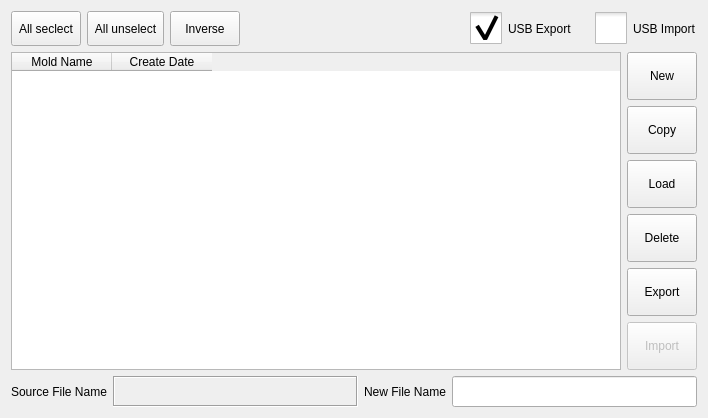
Old version of the form function_settings/moldinformation.ui in the repository GaussCheng/2-5AxisPunch.
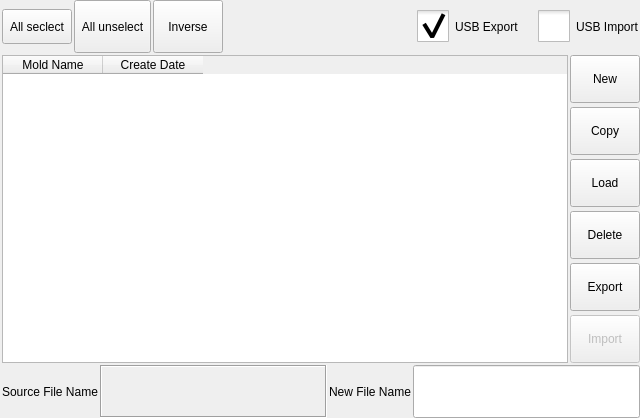
New version of the form. Icons and pictures are not drawn. Custom widgets are drawn as their Qt base class.

```diff
--- a/function_settings/moldinformation.ui
+++ b/function_settings/moldinformation.ui
@@ -6,7 +6,7 @@
    <rect>
     <x>0</x>
     <y>0</y>
-    <width>708</width>
+    <width>640</width>
     <height>418</height>
    </rect>
   </property>
@@ -45,6 +45,21 @@
    <enum>QFrame::Plain</enum>
   </property>
   <layout class="QVBoxLayout" name="verticalLayout_2">
+   <property name="spacing">
+    <number>2</number>
+   </property>
+   <property name="leftMargin">
+    <number>2</number>
+   </property>
+   <property name="topMargin">
+    <number>0</number>
+   </property>
+   <property name="rightMargin">
+    <number>0</number>
+   </property>
+   <property name="bottomMargin">
+    <number>0</number>
+   </property>
    <item>
     <layout class="QHBoxLayout" name="horizontalLayout_3">
      <item>
@@ -204,17 +219,11 @@
      <item>
       <widget class="QTableWidget" name="informationTableWidget">
        <property name="sizePolicy">
-        <sizepolicy hsizetype="Preferred" vsizetype="Preferred">
+        <sizepolicy hsizetype="Expanding" vsizetype="Preferred">
          <horstretch>0</horstretch>
          <verstretch>0</verstretch>
         </sizepolicy>
        </property>
-       <property name="minimumSize">
-        <size>
-         <width>610</width>
-         <height>0</height>
-        </size>
-       </property>
        <property name="autoScroll">
         <bool>true</bool>
        </property>
@@ -244,6 +253,9 @@
      </item>
      <item>
       <layout class="QVBoxLayout" name="verticalLayout">
+       <property name="spacing">
+        <number>4</number>
+       </property>
        <item>
         <widget class="QToolButton" name="newToolButton">
          <property name="sizePolicy">
```
